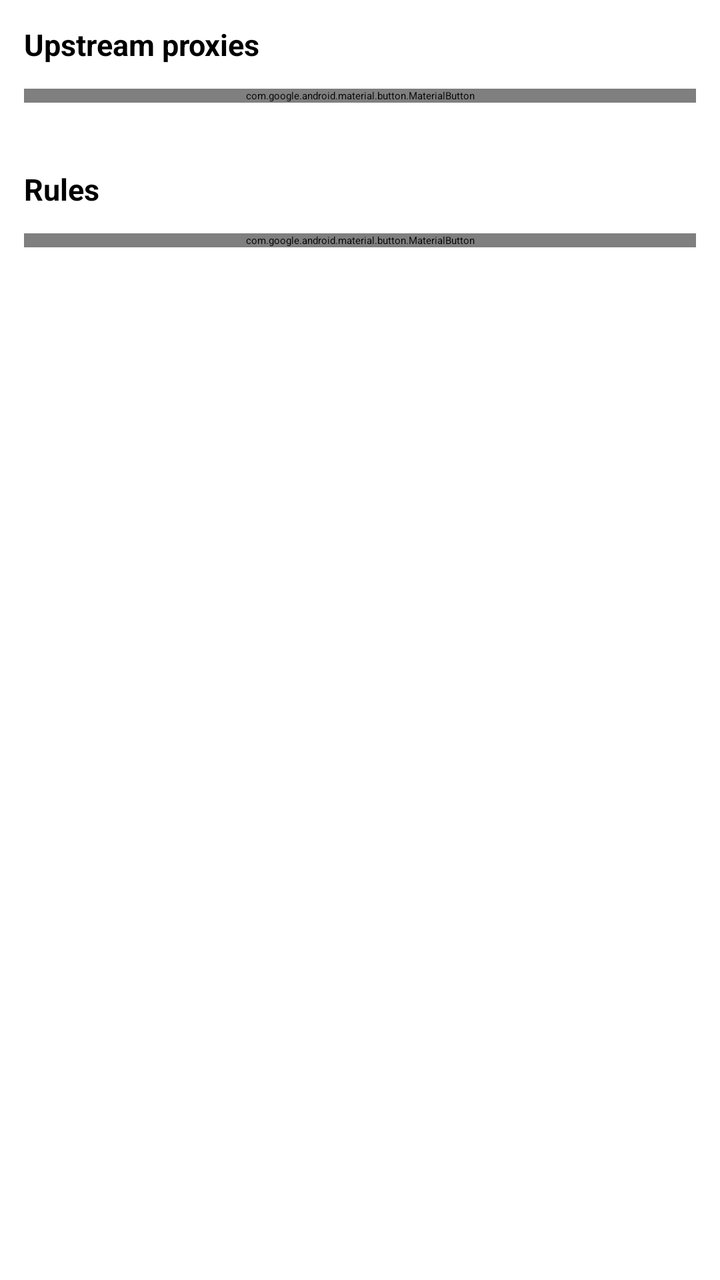
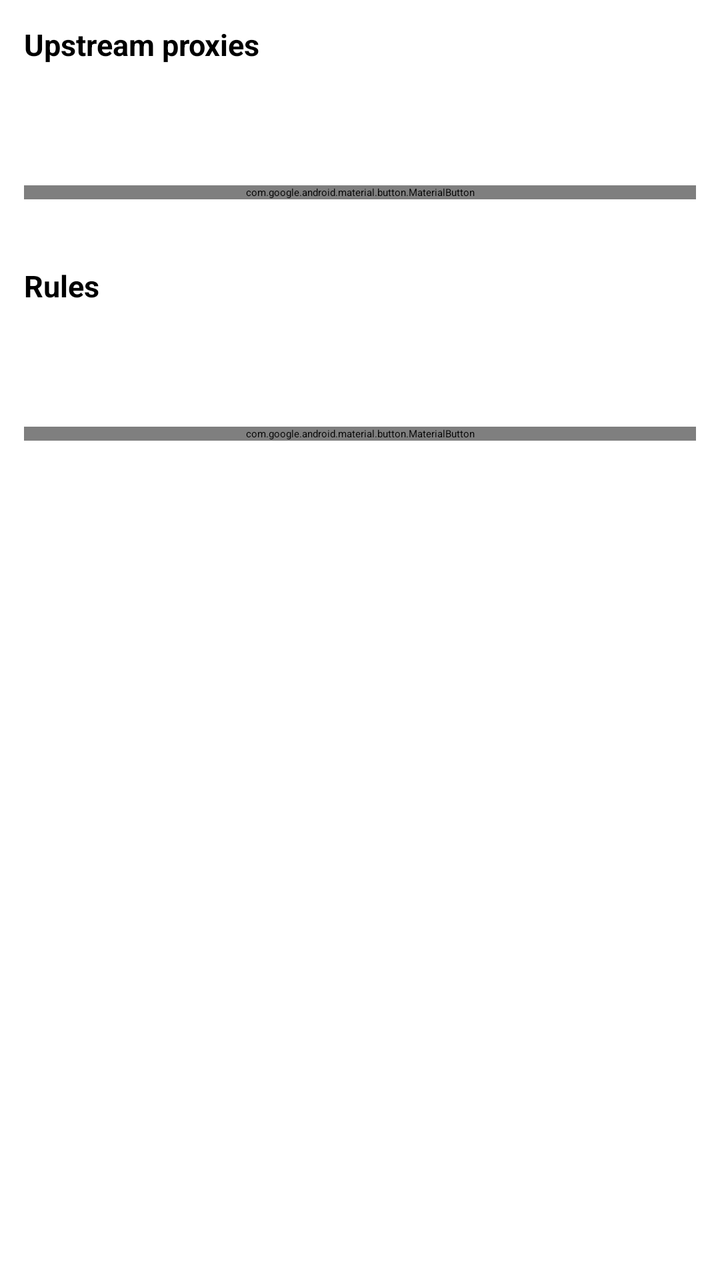

Two renders of the same Android screen: before a commit and after it. Below are the layout's source before the change and the commit's diff.
<!-- AndroidManifest.xml: application theme Theme.NetGuard -->
<!-- res/layout/fragment_server_rules.xml -->
<?xml version="1.0" encoding="utf-8"?>
<androidx.constraintlayout.widget.ConstraintLayout
    xmlns:android="http://schemas.android.com/apk/res/android"
    xmlns:app="http://schemas.android.com/apk/res-auto"
    android:layout_width="match_parent"
    android:layout_height="match_parent">

    <ScrollView
        android:layout_width="0dp"
        android:layout_height="0dp"
        app:layout_constraintTop_toTopOf="parent"
        app:layout_constraintBottom_toBottomOf="parent"
        app:layout_constraintStart_toStartOf="parent"
        app:layout_constraintEnd_toEndOf="parent">

        <LinearLayout
            android:layout_width="match_parent"
            android:layout_height="wrap_content"
            android:orientation="vertical"
            android:padding="12dp">

            <TextView
                android:layout_width="match_parent"
                android:layout_height="wrap_content"
                android:text="@string/srv_upstreams"
                android:textSize="15sp"
                android:textStyle="bold"
                android:layout_marginBottom="6dp" />

            <androidx.recyclerview.widget.RecyclerView
                android:id="@+id/rv_outbounds"
                android:layout_width="match_parent"
                android:layout_height="wrap_content"
                android:nestedScrollingEnabled="false" />

            <TextView
                android:id="@+id/tv_no_outbounds"
                android:layout_width="wrap_content"
                android:layout_height="wrap_content"
                android:text="@string/srv_no_upstreams"
                android:textSize="13sp"
                android:textColor="?attr/colorOnSurfaceVariant"
                android:visibility="gone"
                android:layout_marginVertical="6dp" />

            <com.google.android.material.button.MaterialButton
                android:id="@+id/btn_add_outbound"
                style="?attr/materialButtonOutlinedStyle"
                android:layout_width="match_parent"
                android:layout_height="wrap_content"
                android:text="@string/srv_add_upstream"
                android:layout_marginTop="6dp" />

            <View
                android:layout_width="match_parent"
                android:layout_height="1dp"
                android:background="?attr/colorOutlineVariant"
                android:layout_marginVertical="16dp" />

            <TextView
                android:layout_width="match_parent"
                android:layout_height="wrap_content"
                android:text="@string/srv_tab_rules"
                android:textSize="15sp"
                android:textStyle="bold"
                android:layout_marginBottom="6dp" />

            <androidx.recyclerview.widget.RecyclerView
                android:id="@+id/rv_rules"
                android:layout_width="match_parent"
                android:layout_height="wrap_content"
                android:nestedScrollingEnabled="false" />

            <TextView
                android:id="@+id/tv_no_rules"
                android:layout_width="wrap_content"
                android:layout_height="wrap_content"
                android:text="@string/srv_no_rules"
                android:textSize="13sp"
                android:textColor="?attr/colorOnSurfaceVariant"
                android:visibility="gone"
                android:layout_marginVertical="6dp" />

            <com.google.android.material.button.MaterialButton
                android:id="@+id/btn_add_rule"
                android:layout_width="match_parent"
                android:layout_height="wrap_content"
                android:text="@string/srv_add_rule"
                android:layout_marginTop="6dp" />

        </LinearLayout>

    </ScrollView>

</androidx.constraintlayout.widget.ConstraintLayout>
<!-- resources referenced by this layout -->
<resources>
  <string name="srv_add_rule">Add rule</string>
  <string name="srv_add_upstream">Add upstream</string>
  <string name="srv_no_rules">No bypass rules</string>
  <string name="srv_no_upstreams">No custom upstreams</string>
  <string name="srv_tab_rules">Rules</string>
  <string name="srv_upstreams">Upstream proxies</string>
</resources>

<!-- the commit's change to res/layout/fragment_server_rules.xml (unified diff, before → after) -->
@@ -25,7 +25,15 @@
                 android:text="@string/srv_upstreams"
                 android:textSize="15sp"
                 android:textStyle="bold"
-                android:layout_marginBottom="6dp" />
+                android:layout_marginBottom="2dp" />
+
+            <TextView
+                android:layout_width="match_parent"
+                android:layout_height="wrap_content"
+                android:text="@string/srv_upstreams_desc"
+                android:textSize="12sp"
+                android:textColor="?attr/colorOnSurfaceVariant"
+                android:layout_marginBottom="8dp" />
 
             <androidx.recyclerview.widget.RecyclerView
                 android:id="@+id/rv_outbounds"
@@ -63,7 +71,15 @@
                 android:text="@string/srv_tab_rules"
                 android:textSize="15sp"
                 android:textStyle="bold"
-                android:layout_marginBottom="6dp" />
+                android:layout_marginBottom="2dp" />
+
+            <TextView
+                android:layout_width="match_parent"
+                android:layout_height="wrap_content"
+                android:text="@string/srv_rules_desc"
+                android:textSize="12sp"
+                android:textColor="?attr/colorOnSurfaceVariant"
+                android:layout_marginBottom="8dp" />
 
             <androidx.recyclerview.widget.RecyclerView
                 android:id="@+id/rv_rules"
<!-- resource entries referenced after the edit -->
@@ -4,7 +4,9 @@
   <string name="srv_add_upstream">Add upstream</string>
   <string name="srv_no_rules">No bypass rules</string>
   <string name="srv_no_upstreams">No custom upstreams</string>
+  <string name="srv_rules_desc">Rules decide what happens to traffic by domain, IP or app: go direct, through the VPN, or via an upstream. With no rules, everything goes through the VPN.</string>
   <string name="srv_tab_rules">Rules</string>
   <string name="srv_upstreams">Upstream proxies</string>
+  <string name="srv_upstreams_desc">Extra proxies/servers a rule can send traffic through (e.g. another VPN). Only needed for advanced setups — most people can ignore this.</string>
 </resources>
 
